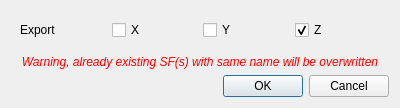
Qt form qCC/ui_templates/exportCoordToSFDlg.ui (archeos/cloudcompare-archeos) before a commit.
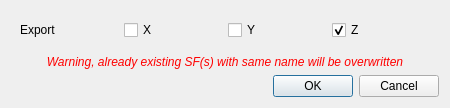
The same form after that commit.

The edit to the form file:
```diff
--- a/qCC/ui_templates/exportCoordToSFDlg.ui
+++ b/qCC/ui_templates/exportCoordToSFDlg.ui
@@ -6,16 +6,10 @@
    <rect>
     <x>0</x>
     <y>0</y>
-    <width>400</width>
-    <height>85</height>
+    <width>450</width>
+    <height>101</height>
    </rect>
   </property>
-  <property name="maximumSize">
-   <size>
-    <width>400</width>
-    <height>85</height>
-   </size>
-  </property>
   <property name="windowTitle">
    <string>Export coordinates to SF</string>
   </property>
```
